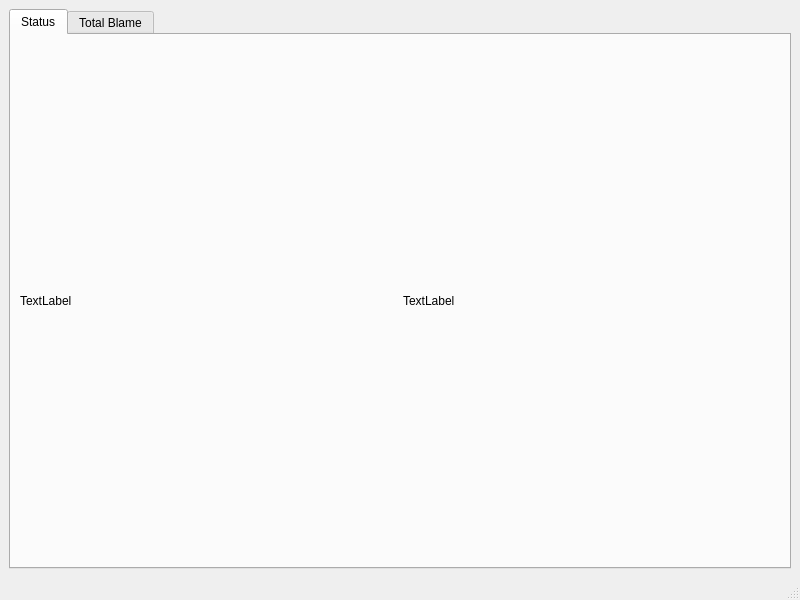
Qt form GitStats/mainwindow.ui (TheStickLord/GitStats) before a commit.
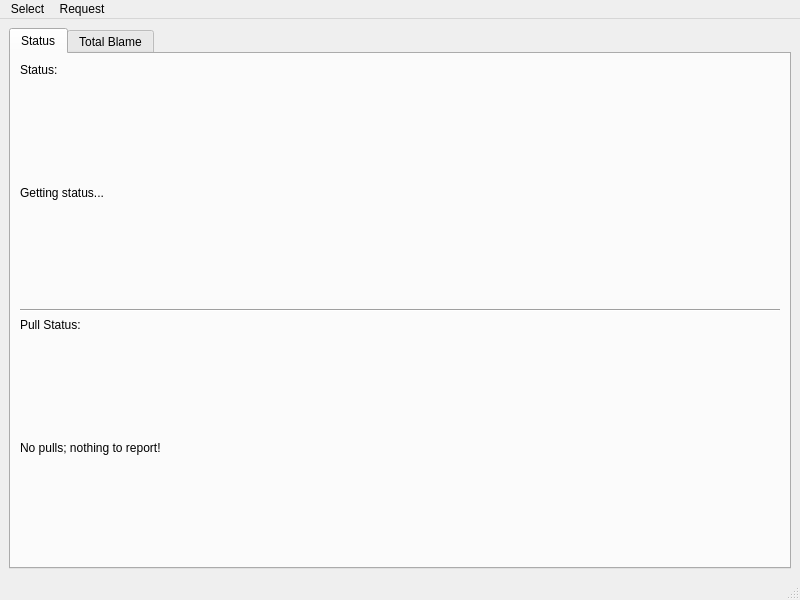
The same form after that commit.

Patch:
```diff
--- a/GitStats/mainwindow.ui
+++ b/GitStats/mainwindow.ui
@@ -24,18 +24,63 @@
        <attribute name="title">
         <string>Status</string>
        </attribute>
-       <layout class="QHBoxLayout" name="horizontalLayout_2">
+       <layout class="QVBoxLayout" name="verticalLayout">
         <item>
          <widget class="QLabel" name="label_2">
+          <property name="sizePolicy">
+           <sizepolicy hsizetype="Fixed" vsizetype="Fixed">
+            <horstretch>0</horstretch>
+            <verstretch>0</verstretch>
+           </sizepolicy>
+          </property>
           <property name="text">
-           <string>TextLabel</string>
+           <string>Status:</string>
           </property>
          </widget>
         </item>
         <item>
-         <widget class="QLabel" name="label">
+         <widget class="QLabel" name="Status_2">
+          <property name="sizePolicy">
+           <sizepolicy hsizetype="Preferred" vsizetype="Minimum">
+            <horstretch>0</horstretch>
+            <verstretch>0</verstretch>
+           </sizepolicy>
+          </property>
           <property name="text">
-           <string>TextLabel</string>
+           <string>Getting status...</string>
+          </property>
+         </widget>
+        </item>
+        <item>
+         <widget class="Line" name="line">
+          <property name="orientation">
+           <enum>Qt::Orientation::Horizontal</enum>
+          </property>
+         </widget>
+        </item>
+        <item>
+         <widget class="QLabel" name="label_3">
+          <property name="sizePolicy">
+           <sizepolicy hsizetype="Fixed" vsizetype="Fixed">
+            <horstretch>0</horstretch>
+            <verstretch>0</verstretch>
+           </sizepolicy>
+          </property>
+          <property name="text">
+           <string>Pull Status:</string>
+          </property>
+         </widget>
+        </item>
+        <item>
+         <widget class="QLabel" name="PullsStatus">
+          <property name="sizePolicy">
+           <sizepolicy hsizetype="Minimum" vsizetype="Minimum">
+            <horstretch>0</horstretch>
+            <verstretch>0</verstretch>
+           </sizepolicy>
+          </property>
+          <property name="text">
+           <string>No pulls; nothing to report!</string>
           </property>
          </widget>
         </item>
@@ -61,9 +106,23 @@
      <x>0</x>
      <y>0</y>
      <width>800</width>
-     <height>17</height>
+     <height>21</height>
     </rect>
    </property>
+   <widget class="QMenu" name="menuSelect">
+    <property name="title">
+     <string>Select</string>
+    </property>
+    <addaction name="actionFolder"/>
+   </widget>
+   <widget class="QMenu" name="menuRequest">
+    <property name="title">
+     <string>Request</string>
+    </property>
+    <addaction name="actionPull"/>
+   </widget>
+   <addaction name="menuSelect"/>
+   <addaction name="menuRequest"/>
   </widget>
   <widget class="QStatusBar" name="statusbar"/>
  </widget>
```
Left out of the diff: 10 changed lines with no effect on the pictures.
